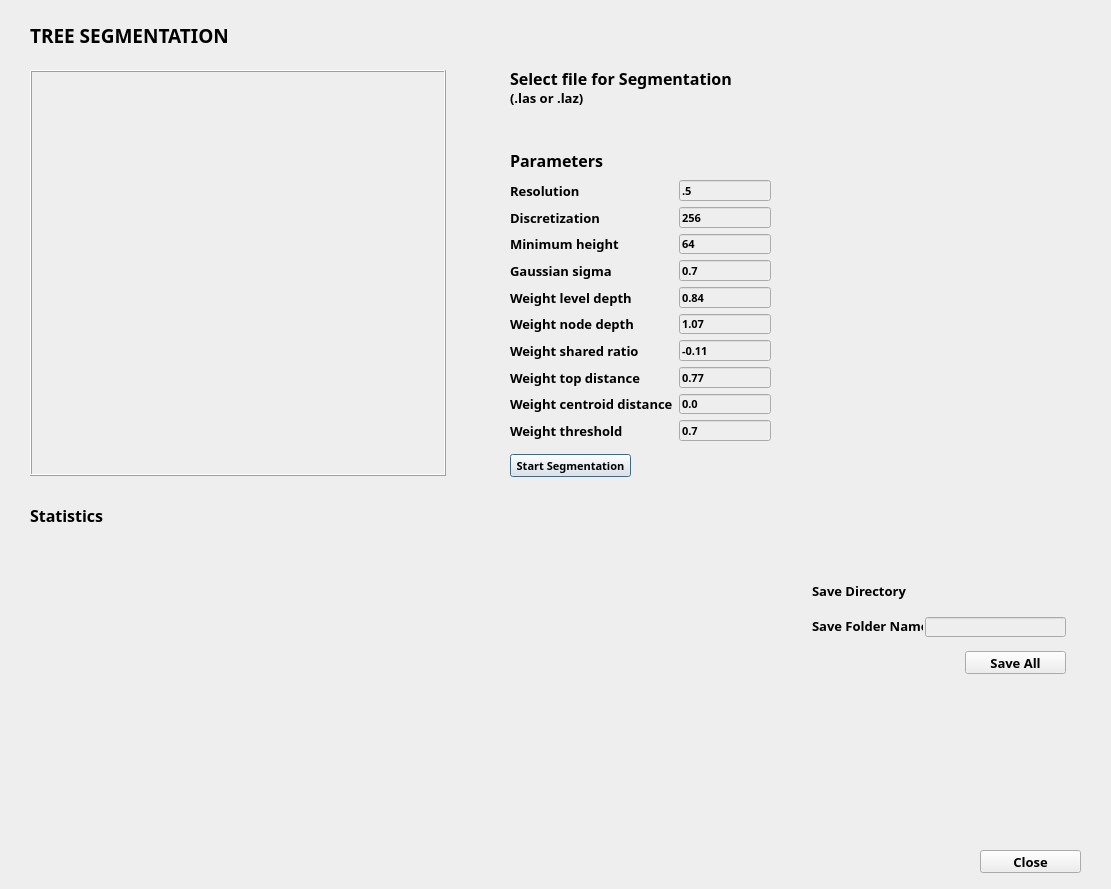
Old version of the form tree_seg_dialog_base.ui in the repository pstorum/TrEx.
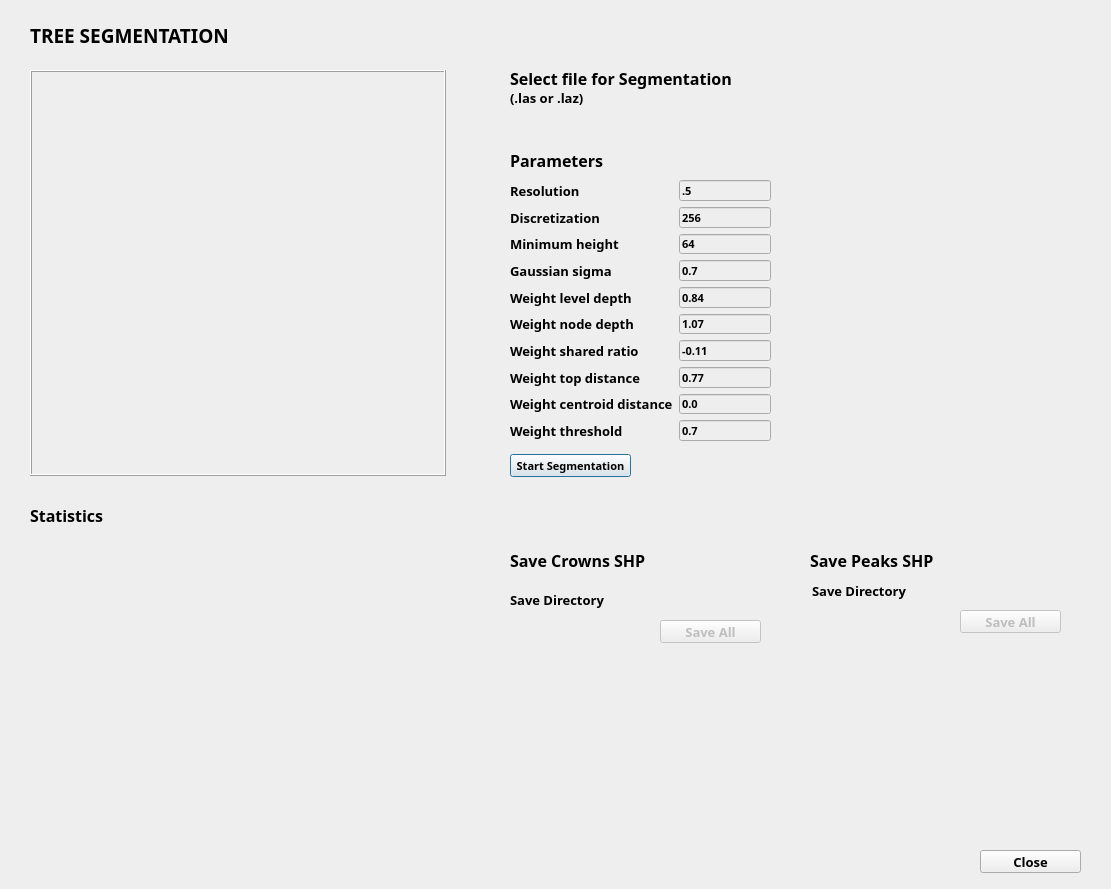
New version of the form. Custom widgets are drawn as their Qt base class.

Patch:
```diff
--- a/tree_seg_dialog_base.ui
+++ b/tree_seg_dialog_base.ui
@@ -211,11 +211,14 @@
     <enum>QgsFileWidget::GetDirectory</enum>
    </property>
   </widget>
-  <widget class="QPushButton" name="saveAll">
+  <widget class="QPushButton" name="saveAllPeak">
+   <property name="enabled">
+    <bool>false</bool>
+   </property>
    <property name="geometry">
     <rect>
-     <x>965</x>
-     <y>651</y>
+     <x>960</x>
+     <y>610</y>
      <width>101</width>
      <height>23</height>
     </rect>
@@ -232,24 +235,6 @@
     <string>Save All</string>
    </property>
   </widget>
-  <widget class="QLineEdit" name="fileSaveName">
-   <property name="geometry">
-    <rect>
-     <x>925</x>
-     <y>617</y>
-     <width>141</width>
-     <height>20</height>
-    </rect>
-   </property>
-   <property name="font">
-    <font>
-     <family>Segoe UI Semibold</family>
-     <pointsize>8</pointsize>
-     <weight>75</weight>
-     <bold>true</bold>
-    </font>
-   </property>
-  </widget>
   <widget class="QLabel" name="tallestTree">
    <property name="geometry">
     <rect>
@@ -708,30 +693,6 @@
     <string>Save Directory</string>
    </property>
   </widget>
-  <widget class="QLabel" name="label_6">
-   <property name="geometry">
-    <rect>
-     <x>812</x>
-     <y>616</y>
-     <width>111</width>
-     <height>20</height>
-    </rect>
-   </property>
-   <property name="font">
-    <font>
-     <family>Segoe UI Semibold</family>
-     <pointsize>10</pointsize>
-     <weight>75</weight>
-     <bold>true</bold>
-    </font>
-   </property>
-   <property name="text">
-    <string>Save Folder Name</string>
-   </property>
-   <property name="buddy">
-    <cstring>fileSaveName</cstring>
-   </property>
-  </widget>
   <widget class="QLabel" name="label_7">
    <property name="geometry">
     <rect>
@@ -795,6 +756,114 @@
     <string>Close</string>
    </property>
   </widget>
+  <widget class="QgsFileWidget" name="getSaveCrown">
+   <property name="geometry">
+    <rect>
+     <x>623</x>
+     <y>590</y>
+     <width>141</width>
+     <height>20</height>
+    </rect>
+   </property>
+   <property name="font">
+    <font>
+     <family>Segoe UI Semibold</family>
+     <pointsize>10</pointsize>
+     <weight>75</weight>
+     <bold>true</bold>
+    </font>
+   </property>
+   <property name="storageMode">
+    <enum>QgsFileWidget::GetDirectory</enum>
+   </property>
+  </widget>
+  <widget class="QPushButton" name="saveAllCrown">
+   <property name="enabled">
+    <bool>false</bool>
+   </property>
+   <property name="geometry">
+    <rect>
+     <x>660</x>
+     <y>620</y>
+     <width>101</width>
+     <height>23</height>
+    </rect>
+   </property>
+   <property name="font">
+    <font>
+     <family>Segoe UI Semibold</family>
+     <pointsize>10</pointsize>
+     <weight>75</weight>
+     <bold>true</bold>
+    </font>
+   </property>
+   <property name="text">
+    <string>Save All</string>
+   </property>
+  </widget>
+  <widget class="QLabel" name="label_9">
+   <property name="geometry">
+    <rect>
+     <x>510</x>
+     <y>590</y>
+     <width>111</width>
+     <height>20</height>
+    </rect>
+   </property>
+   <property name="font">
+    <font>
+     <family>Segoe UI Semibold</family>
+     <pointsize>10</pointsize>
+     <weight>75</weight>
+     <bold>true</bold>
+    </font>
+   </property>
+   <property name="text">
+    <string>Save Directory</string>
+   </property>
+  </widget>
+  <widget class="QLabel" name="label_6">
+   <property name="geometry">
+    <rect>
+     <x>510</x>
+     <y>550</y>
+     <width>260</width>
+     <height>21</height>
+    </rect>
+   </property>
+   <property name="font">
+    <font>
+     <family>Segoe UI Semibold</family>
+     <pointsize>12</pointsize>
+     <weight>75</weight>
+     <bold>true</bold>
+    </font>
+   </property>
+   <property name="text">
+    <string>Save Crowns SHP</string>
+   </property>
+  </widget>
+  <widget class="QLabel" name="label_8">
+   <property name="geometry">
+    <rect>
+     <x>810</x>
+     <y>550</y>
+     <width>260</width>
+     <height>21</height>
+    </rect>
+   </property>
+   <property name="font">
+    <font>
+     <family>Segoe UI Semibold</family>
+     <pointsize>12</pointsize>
+     <weight>75</weight>
+     <bold>true</bold>
+    </font>
+   </property>
+   <property name="text">
+    <string>Save Peaks SHP</string>
+   </property>
+  </widget>
  </widget>
  <customwidgets>
   <customwidget>
```
Left out of the diff: 8 changed lines with no effect on the pictures.
